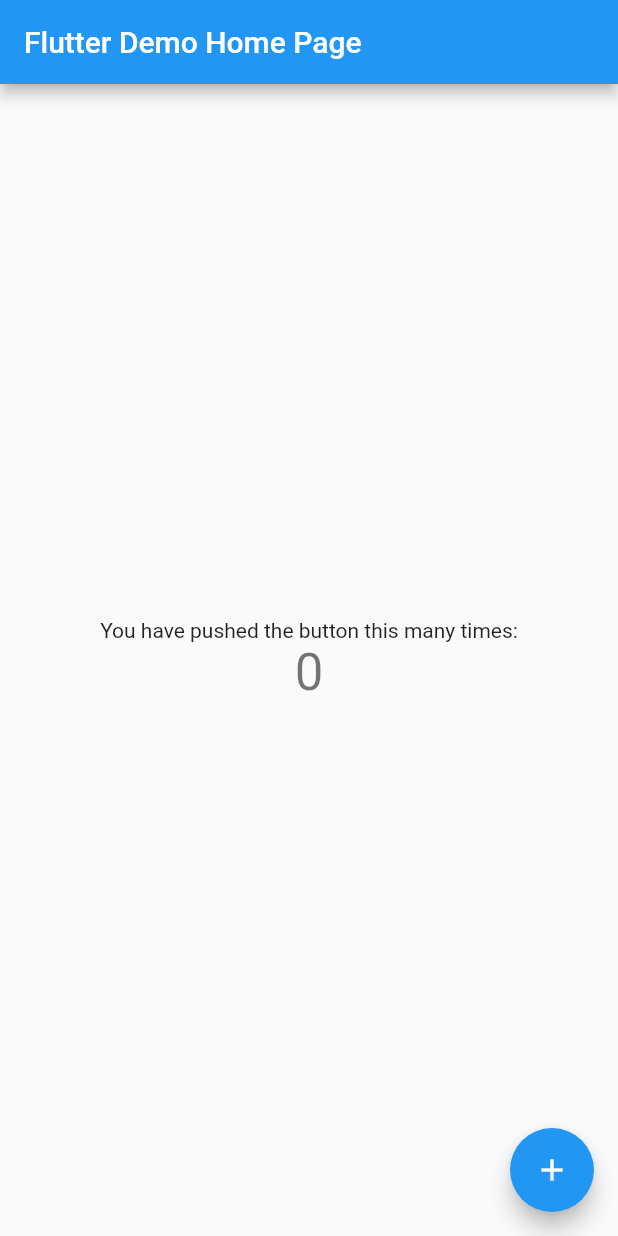
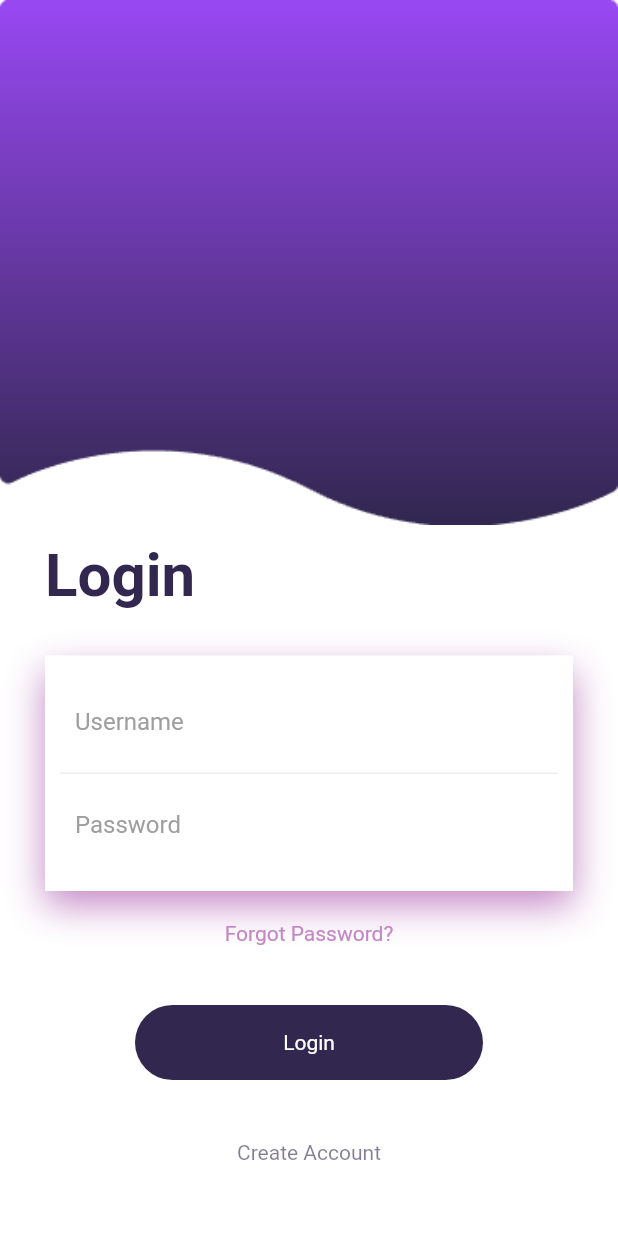
Before and after one commit to JesusVal/Calendar.io, a Flutter app: the screen it shows after launch, on a phone screen of 412 x 824 dp. Run offline on Flutter 3.47's test engine with Material 2 defaults, Android fonts, the phone set to English and light mode, and no system bars.

Commit message:
Authorization beta views finished

```diff
--- /dev/null
+++ b/lib/Views/Auth/login.dart
@@ -0,0 +1,139 @@
+import 'package:flutter/material.dart';
+
+class Login extends StatefulWidget {
+  Login({Key key}) : super(key: key);
+
+  @override
+  _LoginState createState() => _LoginState();
+}
+
+class _LoginState extends State<Login> {
+  @override
+  Widget build(BuildContext context) {
+    final _width = MediaQuery.of(context).size.width;
+
+    return Scaffold(
+      backgroundColor: Colors.white,
+      body: SingleChildScrollView(
+        child: Column(
+          crossAxisAlignment: CrossAxisAlignment.start,
+          children: <Widget>[
+            Container(
+              height: 350,
+              child: Stack(
+                children: <Widget>[
+                  Positioned(
+                      child: Container(
+                    decoration: BoxDecoration(
+                        image: DecorationImage(
+                      image: AssetImage('assets/images/background.png'),
+                      fit: BoxFit.fill,
+                    )),
+                  )),
+                  //aditional background images
+                ],
+              ),
+            ),
+            SizedBox(height: 10),
+            Padding(
+              padding: EdgeInsets.symmetric(horizontal: 30),
+              child: Column(
+                crossAxisAlignment: CrossAxisAlignment.start,
+                children: <Widget>[
+                  Text(
+                    'Login',
+                    style: TextStyle(
+                      color: Color.fromRGBO(49, 39, 79, 1),
+                      fontWeight: FontWeight.bold,
+                      fontSize: 40,
+                    ),
+                  ),
+                  SizedBox(height: 30),
+                  Container(
+                    padding: EdgeInsets.all(10),
+                    decoration: BoxDecoration(color: Colors.white, boxShadow: [
+                      BoxShadow(
+                        color: Color.fromRGBO(196, 135, 198, 1),
+                        blurRadius: 20,
+                        offset: Offset(0, 10),
+                      )
+                    ]),
+                    child: Column(
+                      children: <Widget>[
+                        Container(
+                          padding: EdgeInsets.all(10),
+                          decoration: BoxDecoration(
+                              border: Border(
+                                  bottom: BorderSide(color: Colors.grey[200]))),
+                          child: TextField(
+                            decoration: InputDecoration(
+                                border: InputBorder.none,
+                                hintText: "Username",
+                                hintStyle: TextStyle(color: Colors.grey)),
+                          ),
+                        ),
+                        Container(
+                          padding: EdgeInsets.all(10),
+                          child: TextField(
+                            decoration: InputDecoration(
+                                border: InputBorder.none,
+                                hintText: "Password",
+                                hintStyle: TextStyle(color: Colors.grey)),
+                          ),
+                        )
+                      ],
+                    ),
+                  ),
+                  SizedBox(
+                    height: 20,
+                  ),
+                  GestureDetector(
+                    onTap: () {
+                      Navigator.of(context).pop();
+                      Navigator.pushNamed(context, '/forgot_password');
+                    },
+                    child: Center(
+                        child: Text(
+                      "Forgot Password?",
+                      style: TextStyle(color: Color.fromRGBO(196, 135, 198, 1)),
+                    )),
+                  ),
+                  SizedBox(height: 40),
+                  GestureDetector(
+                    onTap: () {},
+                    child: Container(
+                      height: 50,
+                      margin: EdgeInsets.symmetric(horizontal: 60),
+                      decoration: BoxDecoration(
+                        borderRadius: BorderRadius.circular(50),
+                        color: Color.fromRGBO(49, 39, 79, 1),
+                      ),
+                      child: Center(
+                        child: Text(
+                          "Login",
+                          style: TextStyle(color: Colors.white),
+                        ),
+                      ),
+                    ),
+                  ),
+                  SizedBox(height: 40),
+                  GestureDetector(
+                    onTap: () {
+                      Navigator.of(context).pop();
+                      Navigator.pushNamed(context, '/register');
+                    },
+                    child: Center(
+                        child: Text(
+                      "Create Account",
+                      style: TextStyle(color: Color.fromRGBO(49, 39, 79, .6)),
+                    )),
+                  )
+                ],
+              ),
+            )
+          ],
+        ),
+      ),
+    );
+  }
+}
--- a/lib/main.dart
+++ b/lib/main.dart
@@ -1,3 +1,7 @@
+import 'package:Calendar_io/Views/Auth/forgotPassword.dart';
+import 'package:Calendar_io/Views/Auth/login.dart';
+import 'package:Calendar_io/Views/Auth/register.dart';
+import 'package:Calendar_io/Views/home.dart';
 import 'package:flutter/material.dart';
 
 void main() {
@@ -5,113 +9,35 @@
 }
 
 class MyApp extends StatelessWidget {
-  // This widget is the root of your application.
   @override
   Widget build(BuildContext context) {
     return MaterialApp(
       title: 'Flutter Demo',
       theme: ThemeData(
-        // This is the theme of your application.
-        //
-        // Try running your application with "flutter run". You'll see the
-        // application has a blue toolbar. Then, without quitting the app, try
-        // changing the primarySwatch below to Colors.green and then invoke
-        // "hot reload" (press "r" in the console where you ran "flutter run",
-        // or simply save your changes to "hot reload" in a Flutter IDE).
-        // Notice that the counter didn't reset back to zero; the application
-        // is not restarted.
-        primarySwatch: Colors.blue,
-        // This makes the visual density adapt to the platform that you run
-        // the app on. For desktop platforms, the controls will be smaller and
-        // closer together (more dense) than on mobile platforms.
+        primarySwatch: Colors.green,
         visualDensity: VisualDensity.adaptivePlatformDensity,
       ),
-      home: MyHomePage(title: 'Flutter Demo Home Page'),
+      onGenerateRoute: onGenerateRoute,
     );
   }
-}
 
-class MyHomePage extends StatefulWidget {
-  MyHomePage({Key key, this.title}) : super(key: key);
-
-  // This widget is the home page of your application. It is stateful, meaning
-  // that it has a State object (defined below) that contains fields that affect
-  // how it looks.
-
-  // This class is the configuration for the state. It holds the values (in this
-  // case the title) provided by the parent (in this case the App widget) and
-  // used by the build method of the State. Fields in a Widget subclass are
-  // always marked "final".
-
-  final String title;
-
-  @override
-  _MyHomePageState createState() => _MyHomePageState();
-}
-
-class _MyHomePageState extends State<MyHomePage> {
-  int _counter = 0;
-
-  void _incrementCounter() {
-    setState(() {
-      // This call to setState tells the Flutter framework that something has
-      // changed in this State, which causes it to rerun the build method below
-      // so that the display can reflect the updated values. If we changed
-      // _counter without calling setState(), then the build method would not be
-      // called again, and so nothing would appear to happen.
-      _counter++;
-    });
-  }
-
-  @override
-  Widget build(BuildContext context) {
-    // This method is rerun every time setState is called, for instance as done
-    // by the _incrementCounter method above.
-    //
-    // The Flutter framework has been optimized to make rerunning build methods
-    // fast, so that you can just rebuild anything that needs updating rather
-    // than having to individually change instances of widgets.
-    return Scaffold(
-      appBar: AppBar(
-        // Here we take the value from the MyHomePage object that was created by
-        // the App.build method, and use it to set our appbar title.
-        title: Text(widget.title),
-      ),
-      body: Center(
-        // Center is a layout widget. It takes a single child and positions it
-        // in the middle of the parent.
-        child: Column(
-          // Column is also a layout widget. It takes a list of children and
-          // arranges them vertically. By default, it sizes itself to fit its
-          // children horizontally, and tries to be as tall as its parent.
-          //
-          // Invoke "debug painting" (press "p" in the console, choose the
-          // "Toggle Debug Paint" action from the Flutter Inspector in Android
-          // Studio, or the "Toggle Debug Paint" command in Visual Studio Code)
-          // to see the wireframe for each widget.
-          //
-          // Column has various properties to control how it sizes itself and
-          // how it positions its children. Here we use mainAxisAlignment to
-          // center the children vertically; the main axis here is the vertical
-          // axis because Columns are vertical (the cross axis would be
-          // horizontal).
-          mainAxisAlignment: MainAxisAlignment.center,
-          children: <Widget>[
-            Text(
-              'You have pushed the button this many times:',
-            ),
-            Text(
-              '$_counter',
-              style: Theme.of(context).textTheme.headline4,
-            ),
-          ],
-        ),
-      ),
-      floatingActionButton: FloatingActionButton(
-        onPressed: _incrementCounter,
-        tooltip: 'Increment',
-        child: Icon(Icons.add),
-      ), // This trailing comma makes auto-formatting nicer for build methods.
-    );
+  Route onGenerateRoute(RouteSettings routeSettings) {
+    if (routeSettings.name == '/login') {
+      // return null;
+      return MaterialPageRoute(builder: (_) => Login());
+    }
+    if (routeSettings.name == '/forgot_password') {
+      // return null;
+      return MaterialPageRoute(builder: (_) => ForgotPassword());
+    }
+    if (routeSettings.name == '/register') {
+      return MaterialPageRoute(builder: (_) => Register());
+      // return null;
+    }
+    if (routeSettings.name == '/calendar') {
+      return null;
+      // return MaterialPageRoute(builder: (_) => CalendarView());
+    }
+    return MaterialPageRoute(builder: (_) => Login());
   }
 }
--- a/pubspec.yaml
+++ b/pubspec.yaml
@@ -48,6 +48,8 @@
   # assets:
   #   - images/a_dot_burr.jpeg
   #   - images/a_dot_ham.jpeg
+  assets:
+    - assets/images/
 
   # An image asset can refer to one or more resolution-specific "variants", see
   # https://flutter.dev/assets-and-images/#resolution-aware.
```
Also changed, not shown: lib/Views/Auth/forgotPassword.dart (added, +130 -0 lines), lib/Views/Auth/register.dart (added, +153 -0 lines), lib/Views/home.dart (added, +16 -0 lines), assets/images/background.png (added), 1 other file.
